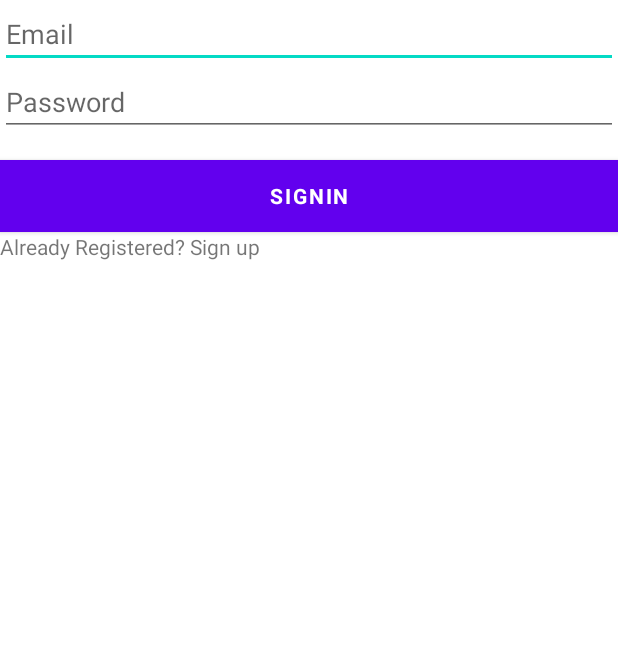
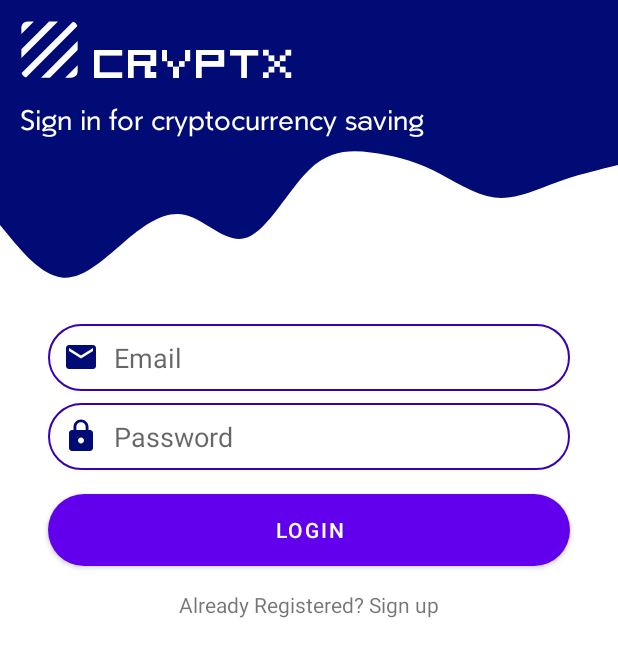
Before and after one commit to ravenwijaya/crypto-app, an Android app: the screen it shows after launch (SigninActivity), on a phone screen of 412 x 824 dp. Shown: the top 657 px of the screen. Run offline under Robolectric (Android 15) with nearby library versions, the phone set to English and light mode, and no system bars; our stand-ins replace Firebase (no records; nobody signed in at launch, a user with empty details on screens opened directly).

Commit message:
update tampilan signin

```diff
--- a/app/src/main/res/layout/activity_signin.xml
+++ b/app/src/main/res/layout/activity_signin.xml
@@ -1,44 +1,131 @@
 <?xml version="1.0" encoding="utf-8"?>
-<LinearLayout
-    xmlns:android="http://schemas.android.com/apk/res/android"
+<androidx.constraintlayout.widget.ConstraintLayout xmlns:android="http://schemas.android.com/apk/res/android"
     xmlns:app="http://schemas.android.com/apk/res-auto"
     xmlns:tools="http://schemas.android.com/tools"
     android:layout_width="match_parent"
     android:layout_height="match_parent"
-    tools:context=".SigninActivity"
-    android:orientation="vertical">
+    tools:context=".SigninActivity">
+
+    <View
+        android:id="@+id/view1"
+        android:layout_width="0dp"
+        android:layout_height="100dp"
+        android:background="#000b76"
+        app:layout_constraintEnd_toEndOf="parent"
+        app:layout_constraintHorizontal_bias="0.0"
+        app:layout_constraintStart_toStartOf="parent"
+        app:layout_constraintTop_toTopOf="parent" />
+
+    <View
+        android:id="@+id/view2"
+        android:layout_width="0dp"
+        android:layout_height="100dp"
+        android:background="@drawable/gelombang"
+        app:layout_constraintEnd_toEndOf="parent"
+        app:layout_constraintStart_toStartOf="parent"
+        app:layout_constraintTop_toBottomOf="@+id/view1" />
+
+    <ImageView
+        android:id="@+id/imageView"
+        android:layout_width="50dp"
+        android:layout_height="50dp"
+        android:layout_marginStart="8dp"
+        android:layout_marginLeft="8dp"
+        android:layout_marginTop="8dp"
+        app:layout_constraintStart_toStartOf="@+id/view1"
+        app:layout_constraintTop_toTopOf="@+id/view1"
+        android:src="@drawable/logo" />
+
+    <TextView
+        android:id="@+id/textView"
+        android:layout_width="wrap_content"
+        android:layout_height="wrap_content"
+        android:layout_marginStart="4dp"
+        android:layout_marginLeft="4dp"
+        android:layout_marginTop="29dp"
+        android:fontFamily="@font/font2"
+        android:text="@string/app_name_upper"
+        android:textColor="#ffffff"
+        android:textSize="30sp"
+        app:layout_constraintStart_toEndOf="@+id/imageView"
+        app:layout_constraintTop_toTopOf="parent" />
+
+    <TextView
+        android:id="@+id/textView2"
+        android:layout_width="wrap_content"
+        android:layout_height="wrap_content"
+        android:layout_marginStart="13dp"
+        android:layout_marginLeft="13dp"
+        android:layout_marginTop="8dp"
+        android:fontFamily="@font/drystick_regular"
+        android:text="@string/deskripsi"
+        android:textColor="#ffffff"
+        android:textSize="18sp"
+        app:layout_constraintStart_toStartOf="@+id/view1"
+        app:layout_constraintTop_toBottomOf="@+id/textView" />
 
     <EditText
         android:id="@+id/emailsignin"
-        android:layout_width="match_parent"
+        android:layout_width="0dp"
         android:layout_height="wrap_content"
-        android:hint="@string/email"
-        android:autofillHints="@string/email"
+        android:layout_marginStart="32dp"
+        android:layout_marginTop="16dp"
+        android:layout_marginEnd="32dp"
+        android:background="@drawable/border_input"
+        android:drawableStart="@drawable/ic_email"
+        android:drawablePadding="10dp"
+        android:ems="10"
+        android:hint="Email"
+        android:autofillHints="Email"
         android:inputType="textEmailAddress"
-        android:maxLines="1" />
+        android:padding="10dp"
+        app:layout_constraintEnd_toEndOf="parent"
+        app:layout_constraintStart_toStartOf="parent"
+        app:layout_constraintTop_toBottomOf="@+id/view2"
+        android:drawableLeft="@drawable/ic_email" />
 
     <EditText
         android:id="@+id/passwordsignin"
-        android:layout_width="match_parent"
+        android:layout_width="0dp"
         android:layout_height="wrap_content"
-        android:hint="@string/password"
-        android:autofillHints="@string/password"
+        android:layout_marginStart="32dp"
+        android:layout_marginTop="8dp"
+        android:layout_marginEnd="32dp"
+        android:background="@drawable/border_input"
+        android:drawableStart="@drawable/ic_lock"
+        android:drawablePadding="10dp"
+        android:ems="10"
+        android:hint="Password"
+        android:autofillHints="Password"
         android:inputType="textPassword"
-        android:maxLines="1" />
+        android:padding="10dp"
+        app:layout_constraintEnd_toEndOf="parent"
+        app:layout_constraintStart_toStartOf="parent"
+        app:layout_constraintTop_toBottomOf="@+id/emailsignin"
+        android:drawableLeft="@drawable/ic_lock" />
 
     <Button
         android:id="@+id/btn_signin"
-        style="?android:textAppearanceSmall"
-        android:layout_width="match_parent"
+        android:layout_width="0dp"
         android:layout_height="wrap_content"
+        android:layout_marginStart="32dp"
         android:layout_marginTop="16dp"
-        android:background="@color/black"
-        android:text="@string/action_signin"
-        android:textColor="@android:color/white"
-        android:textStyle="bold" />
+        android:layout_marginEnd="32dp"
+        android:background="@drawable/round_button"
+        android:text="LOGIN"
+        android:textColor="@color/white"
+        app:layout_constraintEnd_toEndOf="parent"
+        app:layout_constraintStart_toStartOf="parent"
+        app:layout_constraintTop_toBottomOf="@+id/passwordsignin" />
+
     <TextView
         android:id="@+id/textviewsignin"
         android:layout_width="wrap_content"
         android:layout_height="wrap_content"
-        android:text="Already Registered? Sign up"/>
-</LinearLayout>
+        android:layout_marginTop="16dp"
+        android:text="Already Registered? Sign up"
+        app:layout_constraintEnd_toEndOf="parent"
+        app:layout_constraintStart_toStartOf="parent"
+        app:layout_constraintTop_toBottomOf="@+id/btn_signin" />
+
+</androidx.constraintlayout.widget.ConstraintLayout>
--- a/app/src/main/res/values/strings.xml
+++ b/app/src/main/res/values/strings.xml
@@ -1,7 +1,9 @@
 <resources>
     <string name="app_name">Cryptx</string>
+    <string name="app_name_upper">CRYPTX</string>
     <string name="action_signup">SignUp</string>
     <string name="action_signin">SignIn</string>
+    <string name="deskripsi">Sign in for cryptocurrency saving</string>
     <string name="email">Email</string>
     <string name="password">Password</string>
     <string name="fullname">Fullname</string>
```
